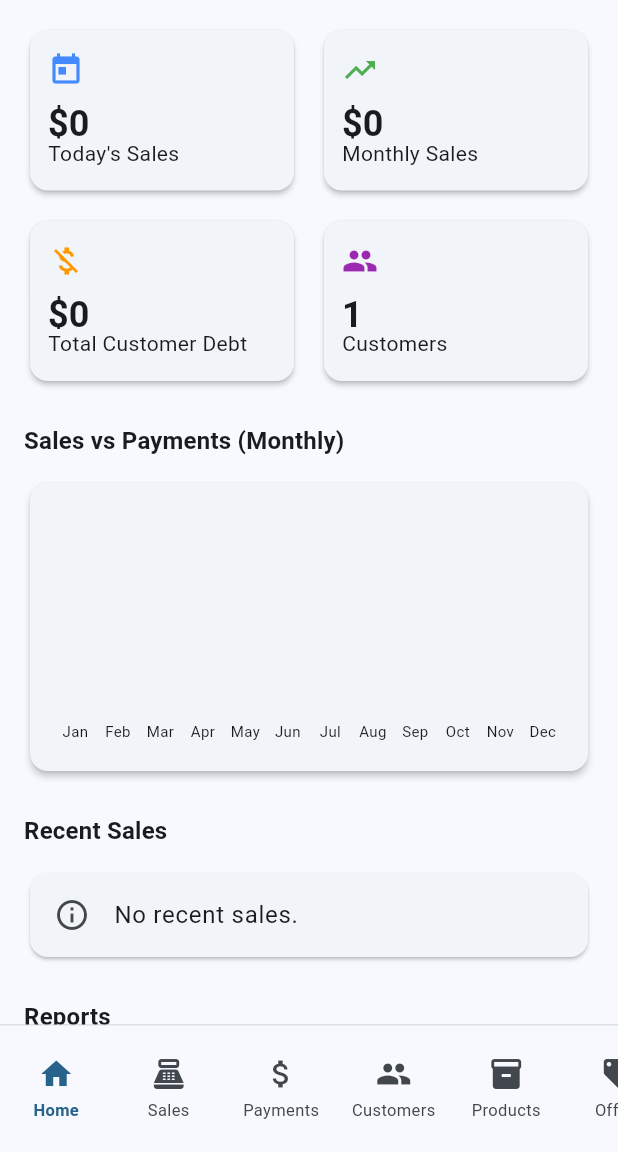
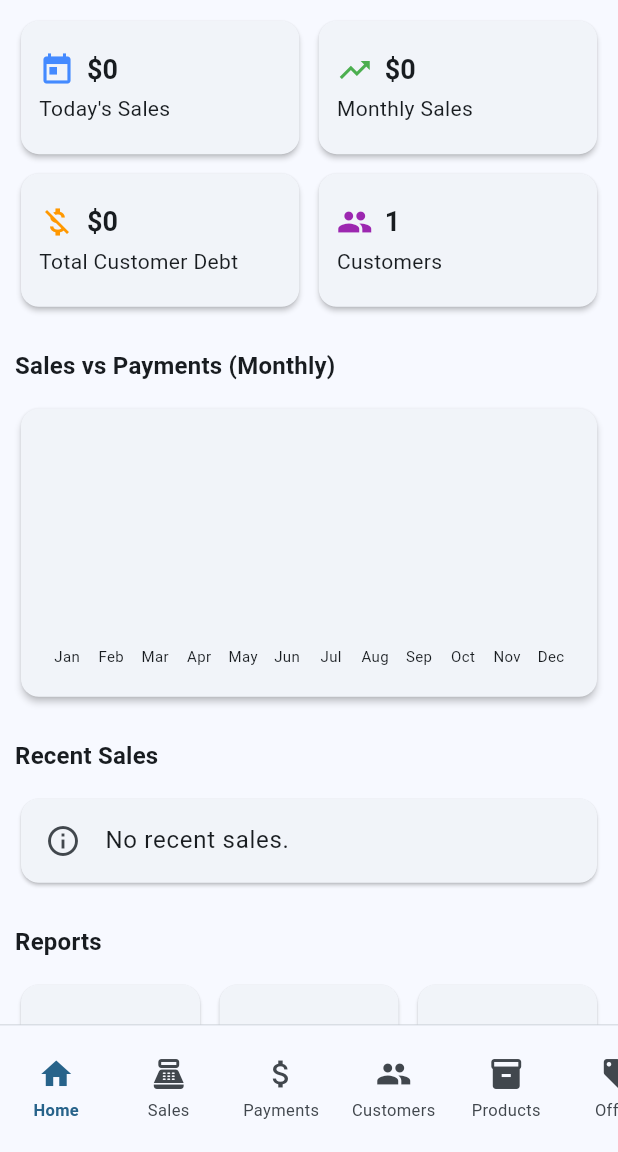
Before and after one commit to cguzman000/seller, a Flutter app: the screen it shows once a user with an empty profile is signed in, on a phone screen of 412 x 824 dp, the part 84-1236 px from its top. Run offline on Flutter 3.47's test engine with Material 3 defaults, Android fonts, the phone set to English and light mode, and no system bars; drawn by our look-alikes of fl_chart; our stand-ins replace cloud_firestore, firebase_auth, firebase_core, firebase_storage, google_sign_in, image_picker and 2 more; missing offline and left inert: firebase_app_check, mobile_scanner; accounts and stored records are empty; network calls fail.

Commit message:
ajuste de overflows, tamaño de letas, reparacion lector barcode, reparacion carga imagen producto

```diff
--- a/lib/main.dart
+++ b/lib/main.dart
@@ -28,6 +28,7 @@ import 'app_localizations.dart';
 void main() async {
   WidgetsFlutterBinding.ensureInitialized();
   await Firebase.initializeApp();
+
   await FirebaseAppCheck.instance.activate(
     // Usamos 'debug' para desarrollo. Para producción usa 'AndroidProvider.playIntegrity'.
     androidProvider: AndroidProvider.debug,
@@ -302,7 +303,7 @@ class _MyAppState extends State<MyApp> {
   @override
   Widget build(BuildContext context) {
     return MaterialApp(
-      debugShowCheckedModeBanner: false,
+      debugShowCheckedModeBanner: false,// Desactiva la etiqueta de depuración
       onGenerateTitle: (context) => AppLocalizations.of(context).get('appName'),
       locale: _locale,
       theme: ThemeData(
@@ -1178,7 +1179,7 @@ class _MyHomePageState extends State<MyHomePage> {
       ),
 
       body: ListView(
-        padding: const EdgeInsets.all(16),
+        padding: const EdgeInsets.all(10.0),
         children: [
 
           // --- SECCIÓN 1: KPIs DINÁMICOS ---
@@ -1186,9 +1187,9 @@ class _MyHomePageState extends State<MyHomePage> {
             crossAxisCount: 2,
             shrinkWrap: true,
             physics: const NeverScrollableScrollPhysics(),
-            crossAxisSpacing: 12,
-            mainAxisSpacing: 12,
-            childAspectRatio: 1.6,
+            crossAxisSpacing: 5,
+            mainAxisSpacing: 5,
+            childAspectRatio: 2.0,//maneja tamaño de cards
             children: [
               _buildTodaySalesCard(l10n),
               _buildMonthlySalesCard(l10n),
@@ -1261,8 +1262,8 @@ class _MyHomePageState extends State<MyHomePage> {
       physics: const NeverScrollableScrollPhysics(),
       gridDelegate: const SliverGridDelegateWithFixedCrossAxisCount(
         crossAxisCount: 3,
-        crossAxisSpacing: 8,
-        mainAxisSpacing: 8,
+        crossAxisSpacing: 5,
+        mainAxisSpacing: 5,
         childAspectRatio: 1.1,
       ),
       itemCount: reportItems.length,
@@ -1582,6 +1583,8 @@ class _MyHomePageState extends State<MyHomePage> {
     required Color color,
   }) {
     final textTheme = Theme.of(context).textTheme;
+    final headlineStyle = textTheme.headlineSmall?.copyWith(fontWeight: FontWeight.bold);
+
     return Card(
       elevation: 1.5,
       shape: RoundedRectangleBorder(borderRadius: BorderRadius.circular(12)),
@@ -1591,23 +1594,27 @@ class _MyHomePageState extends State<MyHomePage> {
           crossAxisAlignment: CrossAxisAlignment.start,
           mainAxisAlignment: MainAxisAlignment.center,
           children: [
+            Row(
+              crossAxisAlignment: CrossAxisAlignment.start,
+              children: [
                 Icon(icon, size: 24, color: color),
-            const SizedBox(height: 8),
-            Flexible(
+                const SizedBox(width: 8),
+                Expanded(
                   child: Text(
                     value,
-                style: textTheme.headlineSmall?.copyWith(fontWeight: FontWeight.bold),
+                    style: headlineStyle?.copyWith(fontSize: (headlineStyle.fontSize ?? 24) - 6),//tamaño de fuente más pequeño para que encaje mejor
                     maxLines: 1,
                     overflow: TextOverflow.ellipsis,
                   ),
                 ),
-            Flexible(
-              child: Text(
+              ],
+            ),
+            const SizedBox(height: 4),
+            Text(
               title,
               style: textTheme.bodyMedium,
               maxLines: 1,
               overflow: TextOverflow.ellipsis,
-              ),
             ),
           ],
         ),
```
Also changed, not shown: lib/add_sale_page.dart (+16 -36 lines), lib/firestore_service.dart (+29 -25 lines), lib/payments.dart (+6 -7 lines), lib/products.dart (+54 -24 lines), lib/sales.dart (+23 -21 lines), 3 other files. Lines whose indentation alone changed are shown as unchanged.
